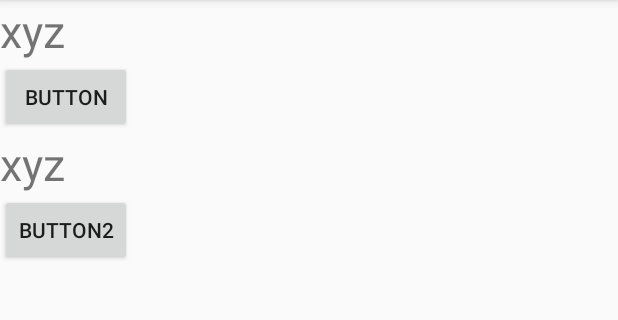
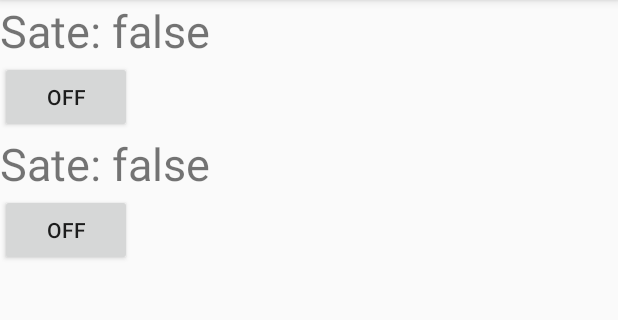
Before and after one commit to venkatsaid/MiniProject, an Android app: the screen it shows after launch (MainActivity), on a phone screen of 412 x 824 dp, the part 84-404 px from its top. Run offline under Robolectric (Android 15) with nearby library versions, the phone set to English and light mode, and no system bars; our stand-ins replace ButterKnife, Firebase (no records; nobody signed in at launch, a user with empty details on screens opened directly); 3 statements that could not run were skipped.

Commit message:
redundant code reduced

```diff
--- a/app/src/main/java/com/example/user/miniproject/MainActivity.java
+++ b/app/src/main/java/com/example/user/miniproject/MainActivity.java
@@ -2,6 +2,7 @@ package com.example.user.miniproject;
 
 import android.support.v7.app.AppCompatActivity;
 import android.os.Bundle;
+import android.util.Log;
 import android.view.View;
 import android.widget.Button;
 import android.widget.TextView;
@@ -20,53 +21,112 @@ import butterknife.BindView;
 
 public class MainActivity extends AppCompatActivity{
     TextView textView1,textView2;
-    @BindView(R.id.button1)
+//    @BindView(R.id.button1)
     Button button1;
-    @BindView(R.id.button2)
+ //   @BindView(R.id.button2)
     Button button2;
     String string;
     FirebaseDatabase firebaseDatabase;
     DatabaseReference myref;
+    ValueEventListener getDataListener;
     @Override
     protected void onCreate(Bundle savedInstanceState) {
         super.onCreate(savedInstanceState);
         setContentView(R.layout.activity_main);
         textView1=findViewById(R.id.text1);
         textView2=findViewById(R.id.text2);
+        button1=findViewById(R.id.button1);
+        button2=findViewById(R.id.button2);
         FirebaseDatabase database = FirebaseDatabase.getInstance();
-        DatabaseReference myRef = database.getReference().child("Home");
+        //DatabaseReference myRef = database.getReference().child("Home");
         firebaseDatabase=FirebaseDatabase.getInstance();
-        // myref=firebaseDatabase.getReference("clg1");
-        myref = firebaseDatabase.getReference();
-        myref.addValueEventListener(new ValueEventListener() {
+        getFireData();
+
+        button1.setOnClickListener(new View.OnClickListener() {
+            @Override
+            public void onClick(View v) {
+                myref.addListenerForSingleValueEvent(new ValueEventListener() {
+                    @Override
+                    public void onDataChange(DataSnapshot dataSnapshot) {
+                        Pojo pojo=dataSnapshot.getValue(Pojo.class);
+                        if(textView1.getText()=="true"){
+                            textView1.setText("false");
+                            button1.setText("off");
+                            pojo.setS1(false);
+                        }
+                        else {
+                            textView1.setText("true");
+                            button1.setText("On");
+                            pojo.setS1(true);
+                        }
+                        myref.setValue(pojo);
+                    }
+
+                    @Override
+                    public void onCancelled(DatabaseError databaseError) {
+
+                    }
+                });
+            }
+        });
+        button2.setOnClickListener(new View.OnClickListener() {
+            @Override
+            public void onClick(View v) {
+                myref.addListenerForSingleValueEvent(new ValueEventListener() {
+                    @Override
+                    public void onDataChange(DataSnapshot dataSnapshot) {
+                        Pojo pojo=dataSnapshot.getValue(Pojo.class);
+                        if(textView2.getText()=="true"){
+                            textView2.setText("false");
+                            button2.setText("off");
+                            pojo.setS2(false);
+                        }
+                        else {
+                            textView2.setText("true");
+                            button2.setText("On");
+                            pojo.setS2(true);
+                        }
+                        myref.setValue(pojo);
+                    }
+
+                    @Override
+                    public void onCancelled(DatabaseError databaseError) {
+
+                    }
+                });
+            }
+        });
+    }
+    private void getFireData(){
+        myref=FirebaseDatabase.getInstance().getReference().child("Home");
+        getDataListener=new ValueEventListener() {
             @Override
             public void onDataChange(DataSnapshot dataSnapshot) {
-             /*Log.i("count", Long.toString(dataSnapshot.getChildrenCount()));
-                Toast.makeText(MainActivity.this,Long.toString(dataSnapshot.getChildrenCount()), Toast.LENGTH_SHORT).show();
-               Pojo user = (Pojo) dataSnapshot.getValue();
-                Log.i("hiiii", Boolean.toString(user.getId1()));*/
-                /* Toast.makeText(MainActivity.this, Boolean.toString(user.id1), Toast.LENGTH_SHORT).show();*/
-                // Log.d(TAG, "User name: " + user.getName() + ", email " + user.getEmail());
-                collectcolleges((Map<String,Object>) dataSnapshot.getValue());
-            }
-
-            private void collectcolleges(Map<String, Object> value) {
-                ArrayList<Pojo> c=new ArrayList<>();
-                for (Map.Entry<String, Object> entry : value.entrySet()){
-                    Map singleUser = (Map) entry.getValue();
-                    Pojo p=new Pojo((Boolean) singleUser.get("s1"),(Boolean) singleUser.get("s2"));
-                    Toast.makeText(MainActivity.this, Boolean.toString(p.getS1()), Toast.LENGTH_SHORT).show();
-                    c.add(p);
+                Pojo pojo=dataSnapshot.getValue(Pojo.class);
+                Log.i("pojo",pojo.getS1().toString());
+                if (pojo.getS1()){
+                    textView1.setText("true");
+                    button1.setText("on");
                 }
-
+                else {
+                    textView1.setText("false");
+                    button1.setText("off");
+                }
+                if (pojo.getS2()){
+                    textView2.setText("true");
+                    button2.setText("on");
+                }
+                else {
+                    textView2.setText("false");
+                    button2.setText("off");
+                }
             }
 
             @Override
-            public void onCancelled(DatabaseError error) {
-                // Failed to read value
-                // Log.w(TAG, "Failed to read value.", error.toException());
+            public void onCancelled(DatabaseError databaseError) {
+
             }
-        });
-
+        };
+        myref.addListenerForSingleValueEvent(getDataListener);
     }
 }
--- a/app/src/main/java/com/example/user/miniproject/Pojo.java
+++ b/app/src/main/java/com/example/user/miniproject/Pojo.java
@@ -3,10 +3,12 @@ package com.example.user.miniproject;
 public class Pojo {
     Boolean s1,s2;
 
+/*
     public Pojo(Boolean s1, Boolean s2) {
         this.s1 = s1;
         this.s2 = s2;
     }
+*/
 
     public Boolean getS1() {
         return s1;
--- a/app/src/main/res/layout/activity_main.xml
+++ b/app/src/main/res/layout/activity_main.xml
@@ -6,32 +6,49 @@
     android:layout_height="match_parent"
     android:orientation="vertical"
     tools:context=".MainActivity">
-
+    <LinearLayout
+        android:layout_width="match_parent"
+        android:layout_height="wrap_content">
+    <TextView
+        android:layout_width="wrap_content"
+        android:layout_height="wrap_content"
+        android:text="Sate: "
+        android:textSize="30sp"/>
     <TextView
         android:layout_width="wrap_content"
         android:layout_height="wrap_content"
         android:id="@+id/text1"
-        android:text="xyz"
+        android:text=""
         android:textSize="30sp"
         />
+    </LinearLayout>
     <Button
         android:layout_width="wrap_content"
         android:layout_height="wrap_content"
         android:id="@+id/button1"
-        android:text="button"
+        android:text="switch1"
         />
+    <LinearLayout
+        android:layout_width="match_parent"
+        android:layout_height="wrap_content">
+        <TextView
+            android:layout_width="wrap_content"
+            android:layout_height="wrap_content"
+            android:text="Sate: "
+            android:textSize="30sp"/>
     <TextView
         android:layout_width="wrap_content"
         android:layout_height="wrap_content"
         android:id="@+id/text2"
-        android:text="xyz"
+        android:text=""
         android:textSize="30sp"
         />
+    </LinearLayout>
     <Button
         android:layout_width="wrap_content"
         android:layout_height="wrap_content"
         android:id="@+id/button2"
-        android:text="button2"
+        android:text="switch2"
         />
 
 </LinearLayout>
```
Also changed, not shown: app/src/main/java/com/example/user/miniproject/StartActivity.java (+0 -66 lines).
